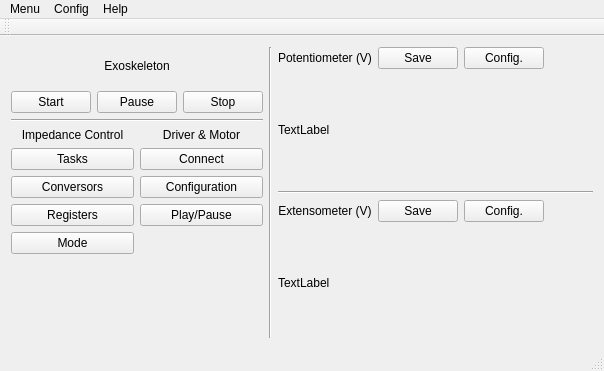
This is mainwindow.ui in dkyabuki/ICT as Qt 5 draws it before an edit. The edited form follows.
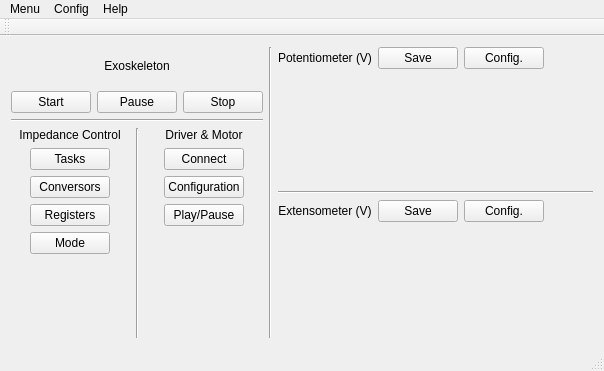
This is the edited form. Custom widgets are drawn as their Qt base class.

Commit message: Created dialogs for configuring plot canvas (28-07-14)

```diff
--- a/mainwindow.ui
+++ b/mainwindow.ui
@@ -15,10 +15,16 @@
   </property>
   <widget class="QWidget" name="centralWidget">
    <layout class="QGridLayout" name="gridLayout_3">
-    <item row="3" column="3" rowspan="2">
+    <item row="3" column="4" rowspan="2">
      <layout class="QVBoxLayout" name="verticalLayout_4">
-      <item>
+      <item alignment="Qt::AlignHCenter">
        <widget class="QLabel" name="label_3">
+        <property name="sizePolicy">
+         <sizepolicy hsizetype="Fixed" vsizetype="Preferred">
+          <horstretch>0</horstretch>
+          <verstretch>0</verstretch>
+         </sizepolicy>
+        </property>
         <property name="maximumSize">
          <size>
           <width>16777215</width>
@@ -33,22 +39,40 @@
         </property>
        </widget>
       </item>
-      <item>
+      <item alignment="Qt::AlignHCenter">
        <widget class="QPushButton" name="connButton">
+        <property name="sizePolicy">
+         <sizepolicy hsizetype="Fixed" vsizetype="Fixed">
+          <horstretch>0</horstretch>
+          <verstretch>0</verstretch>
+         </sizepolicy>
+        </property>
         <property name="text">
          <string>Connect</string>
         </property>
        </widget>
       </item>
-      <item>
+      <item alignment="Qt::AlignHCenter">
        <widget class="QPushButton" name="driverConfigButton">
+        <property name="sizePolicy">
+         <sizepolicy hsizetype="Fixed" vsizetype="Fixed">
+          <horstretch>0</horstretch>
+          <verstretch>0</verstretch>
+         </sizepolicy>
+        </property>
         <property name="text">
          <string>Configuration</string>
         </property>
        </widget>
       </item>
-      <item>
+      <item alignment="Qt::AlignHCenter">
        <widget class="QPushButton" name="driverPlayPauseButton">
+        <property name="sizePolicy">
+         <sizepolicy hsizetype="Fixed" vsizetype="Fixed">
+          <horstretch>0</horstretch>
+          <verstretch>0</verstretch>
+         </sizepolicy>
+        </property>
         <property name="text">
          <string>Play/Pause</string>
         </property>
@@ -69,8 +93,11 @@
       </item>
      </layout>
     </item>
-    <item row="0" column="6" rowspan="5" colspan="5">
+    <item row="0" column="7" rowspan="5" colspan="5">
      <layout class="QGridLayout" name="gridLayout">
+      <item row="1" column="0" colspan="5">
+       <widget class="QwtPlot" name="potPlot"/>
+      </item>
       <item row="0" column="2">
        <widget class="QPushButton" name="posSaveButton">
         <property name="text">
@@ -85,20 +112,6 @@
         </property>
        </widget>
       </item>
-      <item row="1" column="0" colspan="5">
-       <widget class="QLabel" name="label_8">
-        <property name="text">
-         <string>TextLabel</string>
-        </property>
-       </widget>
-      </item>
-      <item row="4" column="0" colspan="5">
-       <widget class="QLabel" name="label_7">
-        <property name="text">
-         <string>TextLabel</string>
-        </property>
-       </widget>
-      </item>
       <item row="3" column="3">
        <widget class="QPushButton" name="torConfigButton">
         <property name="text">
@@ -166,10 +179,19 @@
         </property>
        </widget>
       </item>
+      <item row="4" column="0" colspan="5">
+       <widget class="QwtPlot" name="torPlot"/>
+      </item>
      </layout>
     </item>
-    <item row="0" column="2" colspan="2">
+    <item row="0" column="2" colspan="3" alignment="Qt::AlignHCenter">
      <widget class="QLabel" name="label">
+      <property name="sizePolicy">
+       <sizepolicy hsizetype="Fixed" vsizetype="Fixed">
+        <horstretch>0</horstretch>
+        <verstretch>0</verstretch>
+       </sizepolicy>
+      </property>
       <property name="maximumSize">
        <size>
         <width>16777215</width>
@@ -184,29 +206,16 @@
       </property>
      </widget>
     </item>
-    <item row="2" column="2" colspan="2">
-     <widget class="Line" name="line_2">
-      <property name="sizePolicy">
-       <sizepolicy hsizetype="Minimum" vsizetype="Fixed">
-        <horstretch>0</horstretch>
-        <verstretch>0</verstretch>
-       </sizepolicy>
-      </property>
-      <property name="maximumSize">
-       <size>
-        <width>16777215</width>
-        <height>3</height>
-       </size>
-      </property>
-      <property name="orientation">
-       <enum>Qt::Horizontal</enum>
-      </property>
-     </widget>
-    </item>
-    <item row="1" column="2" colspan="2">
+    <item row="1" column="2" colspan="3">
      <layout class="QHBoxLayout" name="horizontalLayout_2">
       <item>
        <widget class="QPushButton" name="controlStartButton">
+        <property name="sizePolicy">
+         <sizepolicy hsizetype="Fixed" vsizetype="Fixed">
+          <horstretch>0</horstretch>
+          <verstretch>0</verstretch>
+         </sizepolicy>
+        </property>
         <property name="text">
          <string>Start</string>
         </property>
@@ -214,6 +223,12 @@
       </item>
       <item>
        <widget class="QPushButton" name="controlPauseButton">
+        <property name="sizePolicy">
+         <sizepolicy hsizetype="Fixed" vsizetype="Fixed">
+          <horstretch>0</horstretch>
+          <verstretch>0</verstretch>
+         </sizepolicy>
+        </property>
         <property name="text">
          <string>Pause</string>
         </property>
@@ -221,6 +236,12 @@
       </item>
       <item>
        <widget class="QPushButton" name="controlStopButton">
+        <property name="sizePolicy">
+         <sizepolicy hsizetype="Fixed" vsizetype="Fixed">
+          <horstretch>0</horstretch>
+          <verstretch>0</verstretch>
+         </sizepolicy>
+        </property>
         <property name="text">
          <string>Stop</string>
         </property>
@@ -228,17 +249,49 @@
       </item>
      </layout>
     </item>
-    <item row="0" column="5" rowspan="5">
+    <item row="0" column="6" rowspan="5">
      <widget class="Line" name="line">
       <property name="orientation">
        <enum>Qt::Vertical</enum>
       </property>
      </widget>
     </item>
+    <item row="2" column="2" colspan="3">
+     <widget class="Line" name="line_2">
+      <property name="sizePolicy">
+       <sizepolicy hsizetype="Minimum" vsizetype="Fixed">
+        <horstretch>0</horstretch>
+        <verstretch>0</verstretch>
+       </sizepolicy>
+      </property>
+      <property name="maximumSize">
+       <size>
+        <width>16777215</width>
+        <height>3</height>
+       </size>
+      </property>
+      <property name="orientation">
+       <enum>Qt::Horizontal</enum>
+      </property>
+     </widget>
+    </item>
+    <item row="3" column="3" rowspan="2">
+     <widget class="Line" name="line_3">
+      <property name="orientation">
+       <enum>Qt::Vertical</enum>
+      </property>
+     </widget>
+    </item>
     <item row="3" column="2" rowspan="2">
      <layout class="QVBoxLayout" name="verticalLayout_3">
-      <item>
+      <item alignment="Qt::AlignHCenter">
        <widget class="QLabel" name="label_2">
+        <property name="sizePolicy">
+         <sizepolicy hsizetype="Fixed" vsizetype="Preferred">
+          <horstretch>0</horstretch>
+          <verstretch>0</verstretch>
+         </sizepolicy>
+        </property>
         <property name="maximumSize">
          <size>
           <width>16777215</width>
@@ -253,8 +306,14 @@
         </property>
        </widget>
       </item>
-      <item>
+      <item alignment="Qt::AlignHCenter">
        <widget class="QPushButton" name="taskButton">
+        <property name="sizePolicy">
+         <sizepolicy hsizetype="Fixed" vsizetype="Fixed">
+          <horstretch>0</horstretch>
+          <verstretch>0</verstretch>
+         </sizepolicy>
+        </property>
         <property name="whatsThis">
          <string>&lt;html&gt;&lt;head/&gt;&lt;body&gt;&lt;p&gt;Configure task parameters&lt;/p&gt;&lt;/body&gt;&lt;/html&gt;</string>
         </property>
@@ -263,8 +322,14 @@
         </property>
        </widget>
       </item>
-      <item>
+      <item alignment="Qt::AlignHCenter">
        <widget class="QPushButton" name="convButton">
+        <property name="sizePolicy">
+         <sizepolicy hsizetype="Fixed" vsizetype="Fixed">
+          <horstretch>0</horstretch>
+          <verstretch>0</verstretch>
+         </sizepolicy>
+        </property>
         <property name="toolTip">
          <string>&lt;html&gt;&lt;head/&gt;&lt;body&gt;&lt;p&gt;Analog-Digital and Digital-Analog conversors' parameters&lt;/p&gt;&lt;/body&gt;&lt;/html&gt;</string>
         </property>
@@ -273,8 +338,14 @@
         </property>
        </widget>
       </item>
-      <item>
+      <item alignment="Qt::AlignHCenter">
        <widget class="QPushButton" name="regButton">
+        <property name="sizePolicy">
+         <sizepolicy hsizetype="Fixed" vsizetype="Fixed">
+          <horstretch>0</horstretch>
+          <verstretch>0</verstretch>
+         </sizepolicy>
+        </property>
         <property name="whatsThis">
          <string>&lt;html&gt;&lt;head/&gt;&lt;body&gt;&lt;p&gt;Alter program registers&lt;/p&gt;&lt;/body&gt;&lt;/html&gt;</string>
         </property>
@@ -283,8 +354,14 @@
         </property>
        </widget>
       </item>
-      <item>
+      <item alignment="Qt::AlignHCenter">
        <widget class="QPushButton" name="modeButton">
+        <property name="sizePolicy">
+         <sizepolicy hsizetype="Fixed" vsizetype="Fixed">
+          <horstretch>0</horstretch>
+          <verstretch>0</verstretch>
+         </sizepolicy>
+        </property>
         <property name="whatsThis">
          <string>&lt;html&gt;&lt;head/&gt;&lt;body&gt;&lt;p&gt;Set operation mode&lt;/p&gt;&lt;/body&gt;&lt;/html&gt;</string>
         </property>
@@ -382,6 +459,13 @@
   </action>
  </widget>
  <layoutdefault spacing="6" margin="11"/>
+ <customwidgets>
+  <customwidget>
+   <class>QwtPlot</class>
+   <extends>QFrame</extends>
+   <header>qwt_plot.h</header>
+  </customwidget>
+ </customwidgets>
  <resources/>
  <connections/>
 </ui>
```
The commit also changes 9 other files.
